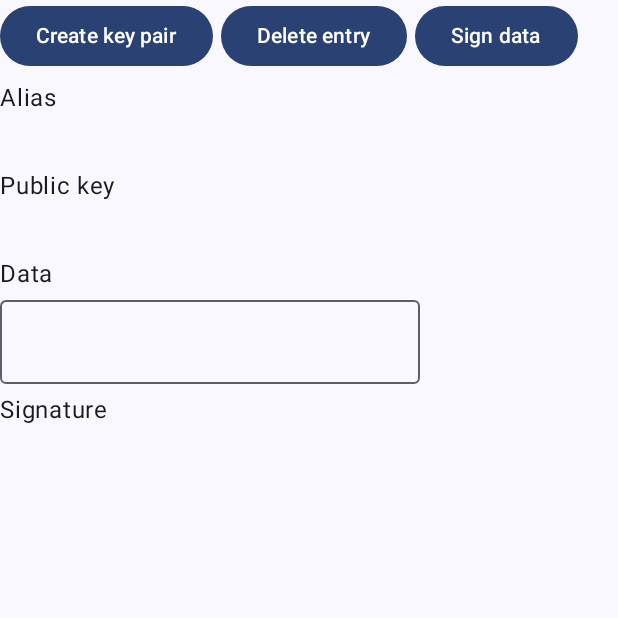
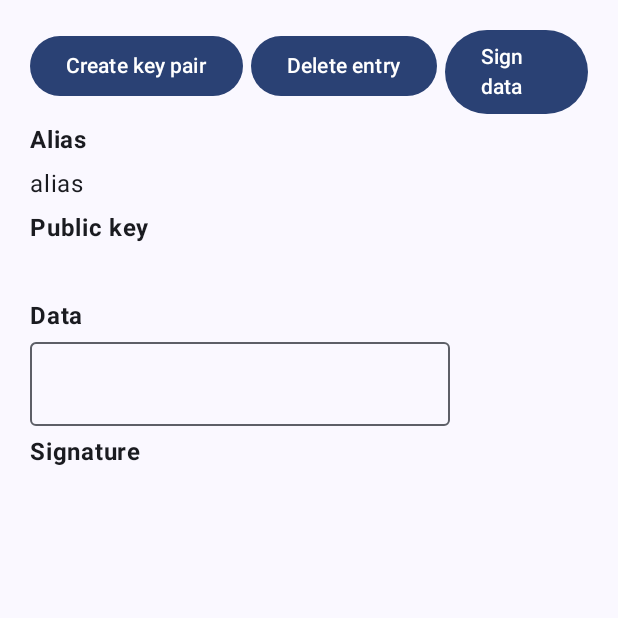
Before and after one commit to mutkuensert/AndroidSignatureExample, an Android app built with Jetpack Compose: the screen it shows after launch (MainActivity), after a tap on "Sign data", on a phone screen of 412 x 824 dp, the top half of it. Run offline under Robolectric (Android 15) with nearby library versions, the light colour scheme and no system bars.

Commit message:
Implement screen

```diff
--- a/app/src/main/java/com/mutkuensert/androidkeystoreexample/MainActivity.kt
+++ b/app/src/main/java/com/mutkuensert/androidkeystoreexample/MainActivity.kt
@@ -1,7 +1,6 @@
 package com.mutkuensert.androidkeystoreexample
 
 import android.os.Bundle
-import androidx.activity.ComponentActivity
 import androidx.activity.compose.setContent
 import androidx.activity.enableEdgeToEdge
 import androidx.activity.viewModels
@@ -15,14 +14,16 @@ import androidx.compose.material3.OutlinedTextField
 import androidx.compose.material3.Scaffold
 import androidx.compose.material3.Text
 import androidx.compose.runtime.Composable
+import androidx.compose.runtime.LaunchedEffect
 import androidx.compose.runtime.collectAsState
 import androidx.compose.runtime.getValue
 import androidx.compose.ui.Modifier
 import androidx.compose.ui.text.font.FontWeight
 import androidx.compose.ui.unit.dp
+import androidx.fragment.app.FragmentActivity
 import com.mutkuensert.androidkeystoreexample.ui.theme.AndroidKeyStoreExampleTheme
 
-class MainActivity : ComponentActivity() {
+class MainActivity : FragmentActivity() {
     override fun onCreate(savedInstanceState: Bundle?) {
         super.onCreate(savedInstanceState)
         enableEdgeToEdge()
@@ -37,10 +38,12 @@ class MainActivity : ComponentActivity() {
                         modifier = Modifier.padding(innerPadding),
                         uiModel = uiModel,
                         onClickCreateKeyPair = viewModel::createKeyPair,
-                        onClickDeleteEntry = {},
-                        onClickSignData = {},
-                        onDataValueChange = {},
-                        )
+                        onClickDeleteEntry = viewModel::deleteEntry,
+                        onClickSignData = { viewModel.signData(this) },
+                        onDataValueChange = viewModel::changeDataValue,
+                    )
+
+                    LaunchedEffect(Unit) { viewModel.init() }
                 }
             }
         }
@@ -55,9 +58,11 @@ private fun MainScreen(
     onClickDeleteEntry: () -> Unit,
     onClickSignData: () -> Unit,
     onDataValueChange: (value: String) -> Unit,
-
 ) {
-    Column(modifier = modifier, verticalArrangement = Arrangement.spacedBy(5.dp)) {
+    Column(
+        modifier = modifier.padding(20.dp),
+        verticalArrangement = Arrangement.spacedBy(5.dp)
+    ) {
         Row(horizontalArrangement = Arrangement.spacedBy(5.dp)) {
             Button(onClick = onClickCreateKeyPair) {
                 Text(text = "Create key pair")
@@ -72,16 +77,16 @@ private fun MainScreen(
             }
         }
 
-        Text(text = "Alias")
-        Text(text = uiModel.signature, fontWeight = FontWeight.Bold)
+        Text(text = "Alias", fontWeight = FontWeight.Bold)
+        Text(text = uiModel.alias)
 
-        Text(text = "Public key")
-        Text(text = uiModel.signature, fontWeight = FontWeight.Bold)
+        Text(text = "Public key", fontWeight = FontWeight.Bold)
+        Text(text = uiModel.publicKey)
 
-        Text(text = "Data")
+        Text(text = "Data", fontWeight = FontWeight.Bold)
         OutlinedTextField(value = uiModel.data, onValueChange = onDataValueChange)
 
-        Text(text = "Signature")
-        Text(text = uiModel.signature, fontWeight = FontWeight.Bold)
+        Text(text = "Signature", fontWeight = FontWeight.Bold)
+        Text(text = uiModel.signature)
     }
 }
--- a/app/src/main/java/com/mutkuensert/androidkeystoreexample/MainViewModel.kt
+++ b/app/src/main/java/com/mutkuensert/androidkeystoreexample/MainViewModel.kt
@@ -1,26 +1,70 @@
 package com.mutkuensert.androidkeystoreexample
 
+import androidx.fragment.app.FragmentActivity
 import androidx.lifecycle.ViewModel
+import com.mutkuensert.androidkeystoreexample.keystorehelper.BiometricAuthHelper
+import com.mutkuensert.androidkeystoreexample.keystorehelper.KeyStoreHelper
+import com.mutkuensert.androidkeystoreexample.keystorehelper.SignedData
+import com.mutkuensert.androidkeystoreexample.keystorehelper.encodeBase64
 import kotlinx.coroutines.flow.MutableStateFlow
 import kotlinx.coroutines.flow.asStateFlow
+import kotlinx.coroutines.flow.update
 
 class MainViewModel : ViewModel() {
     private val _uiModel = MutableStateFlow(MainUiModel.initial())
     val uiModel = _uiModel.asStateFlow()
 
+    private val alias = "alias"
+    private val keyStoreHelper = KeyStoreHelper(alias = alias, requireBiometricAuth = true)
+
+    fun init() {
+        _uiModel.update {
+            it.copy(alias = alias)
+        }
+    }
+
     fun createKeyPair() {
-
+        val keyPair = keyStoreHelper.generateHardwareBackedKeyPair()
+        _uiModel.update {
+            if (keyPair != null) {
+                it.copy(
+                    alias = alias,
+                    publicKey = keyStoreHelper.getPublicKeyBase64Encoded(keyPair) ?: ""
+                )
+            } else {
+                it
+            }
+        }
     }
 
     fun deleteEntry() {
-
+        val isDeleted = keyStoreHelper.deleteKeyStoreEntry()
+        _uiModel.update {
+            if (isDeleted) {
+                it.copy(alias = "", publicKey = "")
+            } else {
+                it
+            }
+        }
     }
 
-    fun signData() {
+    fun signData(activity: FragmentActivity) {
+        var signedData: SignedData?
+        BiometricAuthHelper.authenticate(activity, onAuthenticationSucceeded = {
+            signedData = keyStoreHelper.signData(uiModel.value.data)
 
+            if (signedData == null) return@authenticate
+
+            val signature: String = signedData!!.value.encodeBase64()
+            _uiModel.update {
+                it.copy(signature = signature)
+            }
+        })
     }
 
-    fun changeDataValue() {
-
+    fun changeDataValue(data: String) {
+        _uiModel.update {
+            it.copy(data = data)
+        }
     }
 }
```
Also changed, not shown: app/src/main/java/com/mutkuensert/androidkeystoreexample/keystorehelper/KeyStoreHelper.kt (+12 -3 lines).
